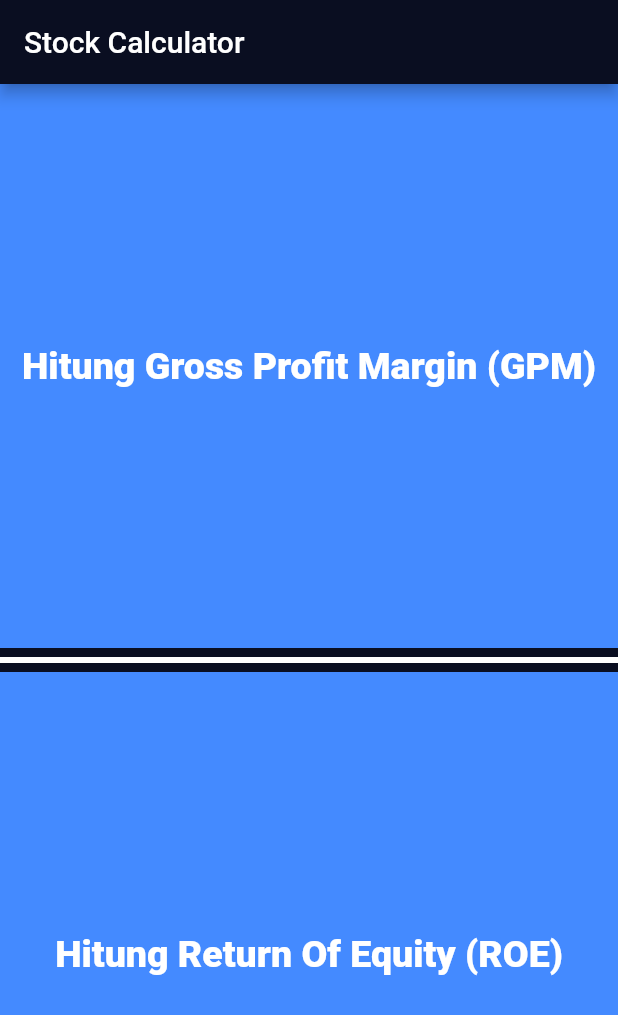
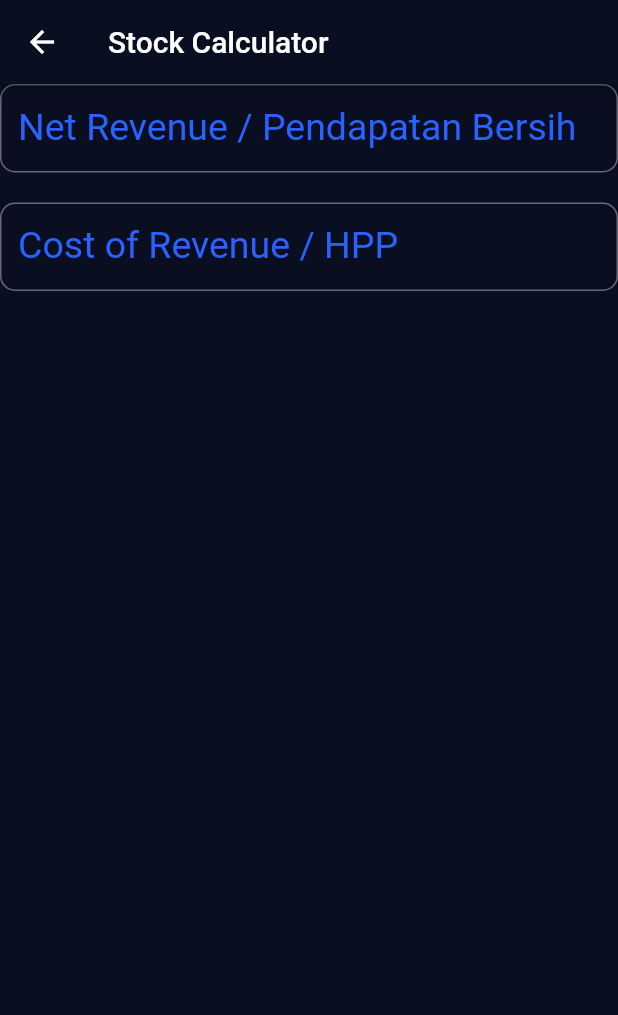
Before and after one commit to roberthandiwijaya/stock_calc, a Flutter app: the screen it shows after launch, after a tap on "Hitung Gross Profit Margin (GPM)", on a phone screen of 412 x 824 dp. Shown: the top 1015 px of the screen. Run offline on Flutter 3.47's test engine with Material 2 defaults, Android fonts, the phone set to English and light mode, and no system bars.

Commit message:
Making hitung_gpm.dart Functionality

```diff
--- a/lib/constants.dart
+++ b/lib/constants.dart
@@ -1 +1,6 @@
 import 'package:flutter/material.dart';
+
+const kHomeLabel = TextStyle(
+  fontSize: 25.0,
+  fontWeight: FontWeight.w900,
+);
--- a/lib/halaman_utama.dart
+++ b/lib/halaman_utama.dart
@@ -1,4 +1,6 @@
 import 'package:flutter/material.dart';
+import 'constants.dart';
+import 'hitung_gpm.dart';
 
 class HalamanUtama extends StatefulWidget {
   @override
@@ -17,9 +19,7 @@ class _HalamanUtamaState extends State<HalamanUtama> {
           Expanded(
             child: GestureDetector(
               onTap: (){
-                setState(() {
-                  print('button 1 touched');
-                });
+                  Navigator.pushNamed(context, '/hitung_gpm');
               },
               child: Container(
                 color: Colors.blueAccent,
@@ -30,10 +30,7 @@ class _HalamanUtamaState extends State<HalamanUtama> {
                     Center(
                       child: Text(
                         'Hitung Gross Profit Margin (GPM)',
-                        style: TextStyle(
-                          fontSize: 25.0,
-                          fontWeight: FontWeight.w900,
-                        ),
+                        style: kHomeLabel,
                       ),
                     ),
                   ],
@@ -59,10 +56,7 @@ class _HalamanUtamaState extends State<HalamanUtama> {
                     Center(
                       child: Text(
                         'Hitung Return Of Equity (ROE)',
-                        style: TextStyle(
-                          fontSize: 25.0,
-                          fontWeight: FontWeight.w900,
-                        ),
+                        style: kHomeLabel,
                       ),
                     ),
                   ],
--- /dev/null
+++ b/lib/hitung_gpm.dart
@@ -0,0 +1,50 @@
+import 'package:flutter/cupertino.dart';
+import 'package:flutter/material.dart';
+
+class GPMPage extends StatelessWidget {
+  @override
+  Widget build(BuildContext context) {
+    return Scaffold(
+      appBar: AppBar(
+        title: Text('Stock Calculator'),
+      ),
+      body: Column(
+        children: <Widget>[
+          Container(
+            child: TextField(
+              keyboardType: TextInputType.number,
+              decoration: InputDecoration(
+                labelText: 'Net Revenue / Pendapatan Bersih',
+                labelStyle: TextStyle(
+                    color: Colors.blueAccent.shade700, fontSize: 25.0),
+                border:
+                    OutlineInputBorder(borderRadius: BorderRadius.circular(10)),
+              ),
+              onChanged: (netRevenue) {
+                print('First Text Field: $netRevenue');
+              },
+            ),
+          ),
+          SizedBox(
+            height: 20.0,
+          ),
+          Container(
+            child: TextField(
+              keyboardType: TextInputType.number,
+              decoration: InputDecoration(
+                labelText: 'Cost of Revenue / HPP',
+                labelStyle: TextStyle(
+                    color: Colors.blueAccent.shade700, fontSize: 25.0),
+                border:
+                    OutlineInputBorder(borderRadius: BorderRadius.circular(10)),
+              ),
+              onChanged: (costOfRevenue){
+                print('Second Text Field: $costOfRevenue');
+              },
+            ),
+          ),
+        ],
+      ),
+    );
+  }
+}
--- a/lib/main.dart
+++ b/lib/main.dart
@@ -1,5 +1,7 @@
 import 'package:flutter/material.dart';
+import 'package:stock_calc/hitung_gpm.dart';
 import 'halaman_utama.dart';
+import 'hitung_gpm.dart';
 
 void main() {
   runApp(StockCalc());
@@ -11,9 +13,12 @@ class StockCalc extends StatelessWidget {
     return MaterialApp(
       theme: ThemeData.dark().copyWith(
           primaryColor: Color(0xFF0A0E21),
-          scaffoldBackgroundColor: Color(0xFF0A0E21)
-      ),
-        home: HalamanUtama(),
+          scaffoldBackgroundColor: Color(0xFF0A0E21)),
+      initialRoute: '/',
+      routes: {
+        '/': (context) => HalamanUtama(),
+        '/hitung_gpm': (context) => GPMPage(),
+      },
     );
   }
 }
```
